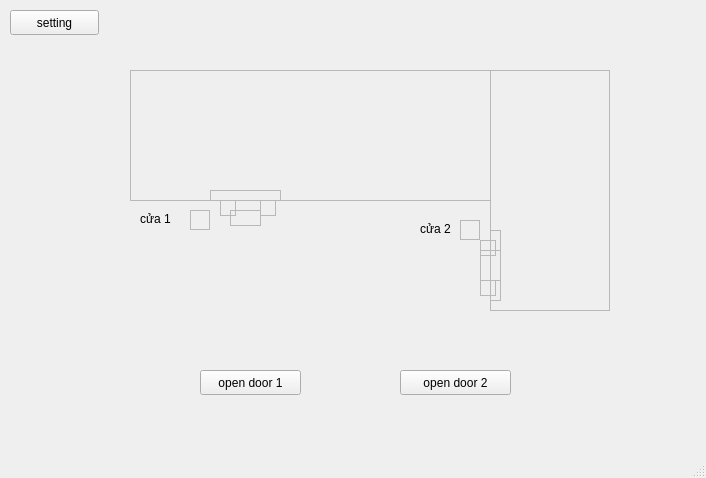
The window that mainwindow.ui (duyhoan1710/qt) describes before a commit, drawn with Qt 5.
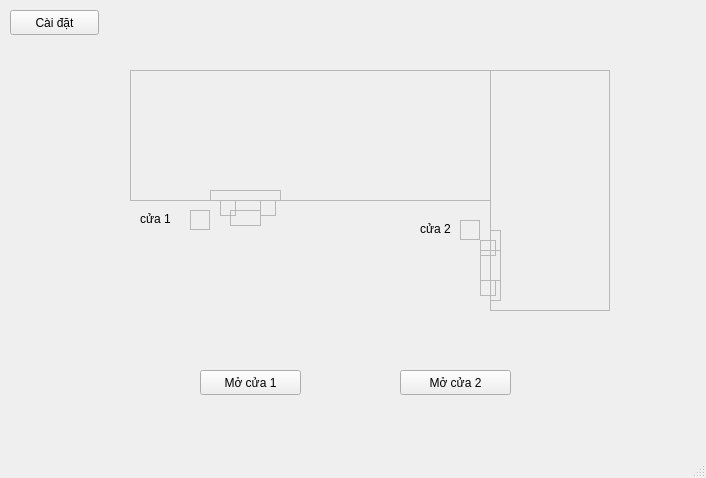
The same window after the commit.

Patch:
```diff
--- a/mainwindow.ui
+++ b/mainwindow.ui
@@ -211,7 +211,7 @@
      </rect>
     </property>
     <property name="text">
-     <string>open door 2</string>
+     <string>Mở cửa 2</string>
     </property>
    </widget>
    <widget class="QPushButton" name="btn_door_1">
@@ -224,7 +224,7 @@
      </rect>
     </property>
     <property name="text">
-     <string>open door 1</string>
+     <string>Mở cửa 1</string>
     </property>
    </widget>
    <widget class="QFrame" name="door1_1">
@@ -300,7 +300,7 @@
      </rect>
     </property>
     <property name="text">
-     <string>setting</string>
+     <string>Cài đặt</string>
     </property>
    </widget>
   </widget>
```
